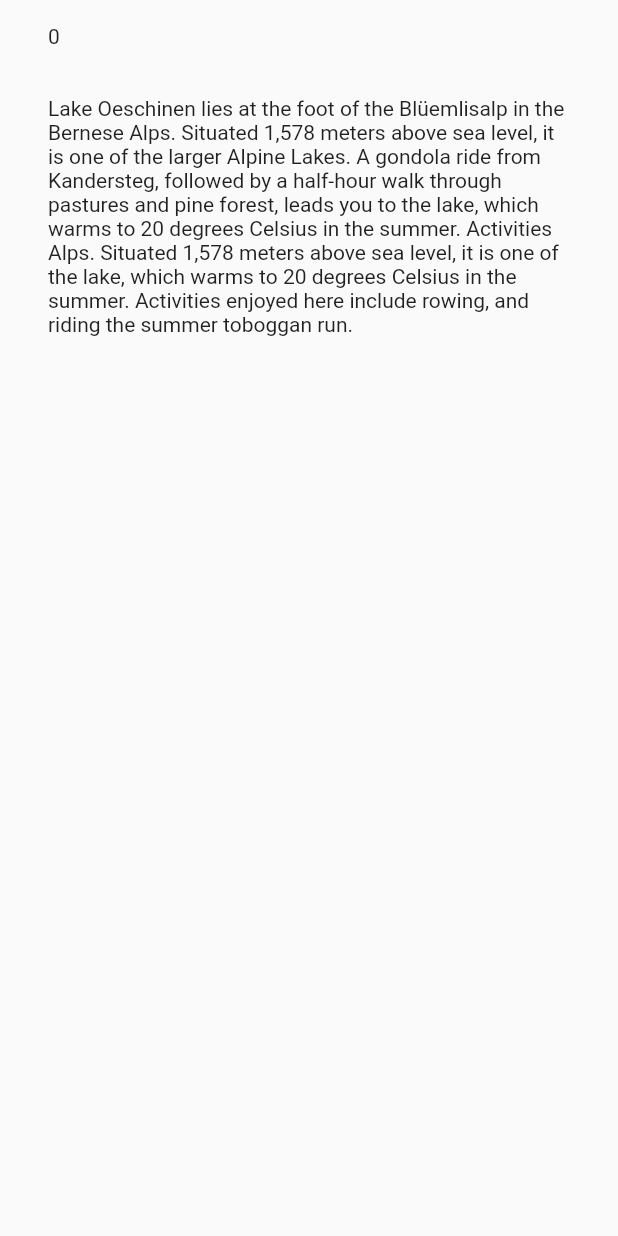
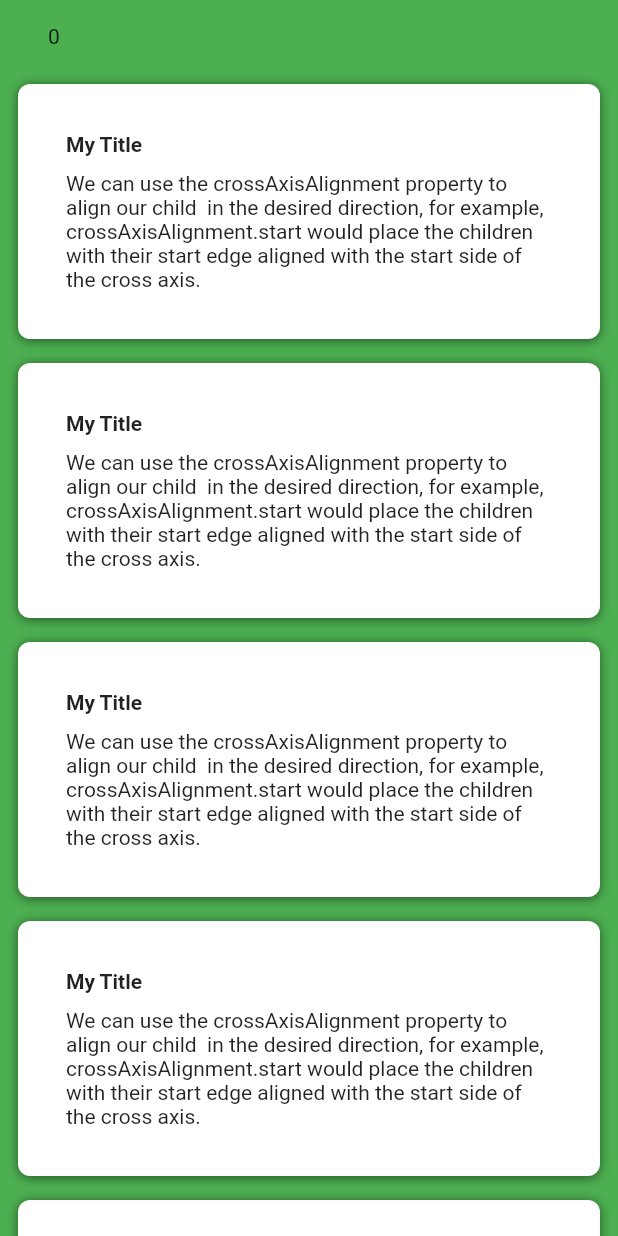
Before and after one commit to yohang88/flutter-learn, a Flutter app: the screen it shows after launch, after a tap on "Next Screen", on a phone screen of 412 x 824 dp. Run offline on Flutter 3.47's test engine with Material 2 defaults, Android fonts, the phone set to English and light mode, and no system bars.

Commit message:
playing with container, cards
Signed-off-by: Yoga Hanggara <yohang88@gmail.com>

```diff
--- a/lib/screens/SecondPage.dart
+++ b/lib/screens/SecondPage.dart
@@ -29,31 +29,65 @@ class _SecondPageState extends State<SecondPage> {
     // fast, so that you can just rebuild anything that needs updating rather
     // than having to individually change instances of widgets.
 
-    Widget textSection = Container(
-      padding: const EdgeInsets.symmetric(horizontal: 32, vertical: 16),
-      child: Text(
-        'Lake Oeschinen lies at the foot of the Blüemlisalp in the Bernese '
-            'Alps. Situated 1,578 meters above sea level, it is one of the '
-            'larger Alpine Lakes. A gondola ride from Kandersteg, followed by a '
-            'half-hour walk through pastures and pine forest, leads you to the '
-            'lake, which warms to 20 degrees Celsius in the summer. Activities '
-            'Alps. Situated 1,578 meters above sea level, it is one of the '
-            'lake, which warms to 20 degrees Celsius in the summer. Activities '
-            'enjoyed here include rowing, and riding the summer toboggan run.',
-        softWrap: true,
-      ),
+    Widget cardSection = Container(
+      padding: const EdgeInsets.symmetric(horizontal: 10, vertical: 6),
+      child: MyCard()
     );
 
     return Scaffold(
+      backgroundColor: Colors.green,
       body: ListView(
         children: <Widget>[
           Container(
             padding: const EdgeInsets.symmetric(horizontal: 32, vertical: 16),
             child: Text(widget.counter.toString())
           ),
-          textSection
+          cardSection,
+          cardSection,
+          cardSection,
+          cardSection,
+          cardSection,
+          cardSection,
+          cardSection,
         ],
       ),
     );
   }
 }
+
+
+class MyCard extends StatelessWidget {
+  @override
+  Widget build(BuildContext context) {
+    return new Container(
+      margin: const EdgeInsets.all(2),
+      padding: const EdgeInsets.symmetric(horizontal: 32, vertical: 32),
+      child: new Column(
+        crossAxisAlignment: CrossAxisAlignment.start,
+        children: <Widget>[
+          Text('My Title', style: TextStyle(
+            fontWeight: FontWeight.bold,
+          )),
+          SizedBox(height: 10),
+          Text('We can use the crossAxisAlignment property to align our child  '
+              'in the desired direction, for example, crossAxisAlignment.start '
+              'would place the children with their start edge aligned with the '
+              'start side of the cross axis.',
+            softWrap: true,
+          ),
+        ],
+      ),
+      decoration: new BoxDecoration(
+        color: Colors.white,
+        borderRadius: new BorderRadius.circular(8.0),
+        boxShadow: [
+          new BoxShadow(
+            color: Colors.black.withOpacity(0.5),
+            blurRadius: 5,
+            offset: new Offset(0.0, 1.0),
+          ),
+        ]
+      ),
+    );
+  }
+}
```
